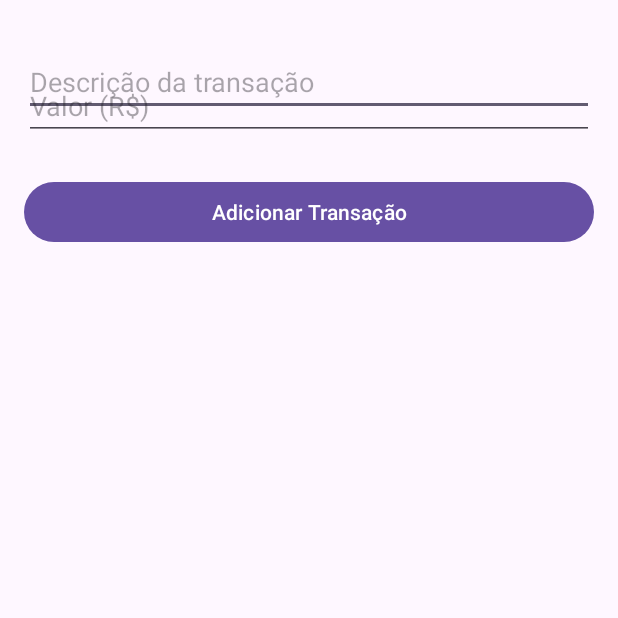
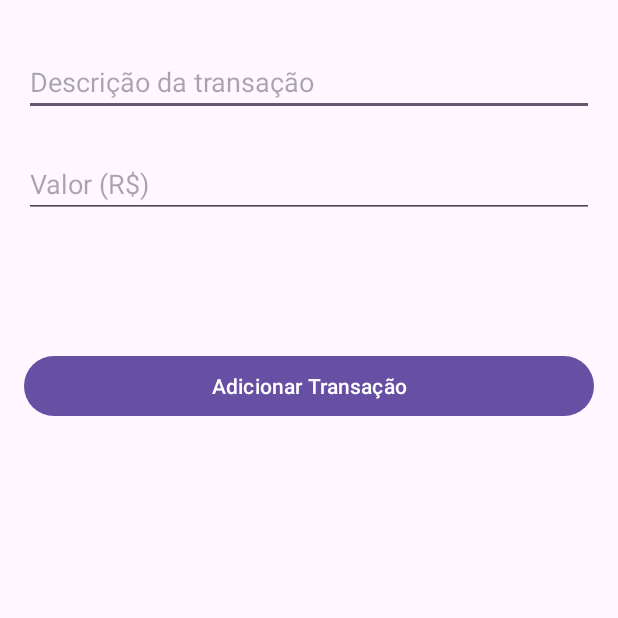
Before and after one commit to GuilhermeD9/FinanceApp, an Android app: the screen it shows after launch (MainActivity), on a phone screen of 412 x 824 dp, the top half of it. Run offline under Robolectric (Android 15) with nearby library versions, the phone set to English and light mode, and no system bars.

Commit message:
feat: Primeira versão funcional do projeto

```diff
--- a/app/src/main/java/dev/guilherme/financeapp/MainActivity.kt
+++ b/app/src/main/java/dev/guilherme/financeapp/MainActivity.kt
@@ -1,20 +1,38 @@
 package dev.guilherme.financeapp
 
 import android.os.Bundle
-import androidx.activity.enableEdgeToEdge
+import android.widget.Button
+import android.widget.EditText
+import android.widget.Toast
 import androidx.appcompat.app.AppCompatActivity
-import androidx.core.view.ViewCompat
-import androidx.core.view.WindowInsetsCompat
 
 class MainActivity : AppCompatActivity() {
     override fun onCreate(savedInstanceState: Bundle?) {
         super.onCreate(savedInstanceState)
-        enableEdgeToEdge()
         setContentView(R.layout.activity_main)
-        ViewCompat.setOnApplyWindowInsetsListener(findViewById(R.id.main)) { v, insets ->
-            val systemBars = insets.getInsets(WindowInsetsCompat.Type.systemBars())
-            v.setPadding(systemBars.left, systemBars.top, systemBars.right, systemBars.bottom)
-            insets
+
+        val descriptionEditText: EditText = findViewById(R.id.edit_text_description)
+        val valueEditText: EditText = findViewById(R.id.edit_text_value)
+        val addButton: Button = findViewById(R.id.button_add)
+
+        addButton.setOnClickListener{
+            val description = descriptionEditText.text.toString()
+            val valueString = valueEditText.text.toString()
+
+            if (description.isNotEmpty() && valueString.isNotEmpty()) {
+                val value = valueString.toDouble()
+
+                // Mensagem temporária
+                val message = "Transação: $description - Valor: R$$value"
+                Toast.makeText(this, message, Toast.LENGTH_LONG).show()
+
+                descriptionEditText.text.clear()
+                valueEditText.text.clear()
+
+            } else {
+                Toast.makeText(this, "Por favor, preencha todos os campos", Toast.LENGTH_SHORT).show()
+            }
+
         }
     }
 }
--- a/app/src/main/res/layout/activity_main.xml
+++ b/app/src/main/res/layout/activity_main.xml
@@ -24,11 +24,12 @@
         android:layout_width="0dp"
         android:layout_height="wrap_content"
         android:layout_marginStart="16dp"
-        android:layout_marginTop="16dp"
+        android:layout_marginTop="68dp"
         android:layout_marginEnd="16dp"
         android:hint="Valor (R$)"
         android:inputType="numberDecimal"
         app:layout_constraintEnd_toEndOf="parent"
+        app:layout_constraintHorizontal_bias="0.0"
         app:layout_constraintStart_toStartOf="parent"
         app:layout_constraintTop_toTopOf="@+id/edit_text_description" />
 
@@ -37,10 +38,11 @@
         android:layout_width="0dp"
         android:layout_height="wrap_content"
         android:layout_marginStart="16dp"
-        android:layout_marginTop="24dp"
+        android:layout_marginTop="88dp"
         android:layout_marginEnd="16dp"
         android:text="Adicionar Transação"
         app:layout_constraintEnd_toEndOf="parent"
+        app:layout_constraintHorizontal_bias="0.0"
         app:layout_constraintStart_toStartOf="parent"
         app:layout_constraintTop_toBottomOf="@+id/edit_text_value" />
 
```
